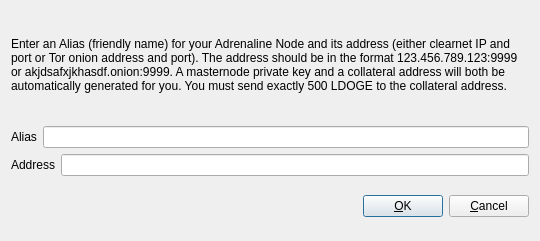
Above: src/qt/forms/addeditadrenalinenode.ui from ctgiant/litedoge---DO-NOT-USE before the change. Below: the same form after it.
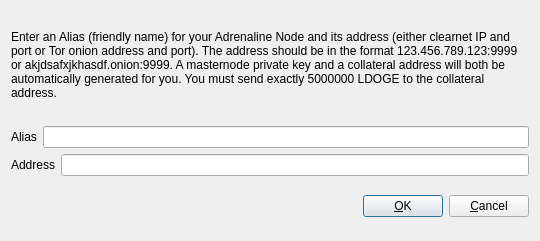
That is the form after the change.

Commit message: 5 million not 500

```diff
--- a/src/qt/forms/addeditadrenalinenode.ui
+++ b/src/qt/forms/addeditadrenalinenode.ui
@@ -34,7 +34,7 @@
         </sizepolicy>
        </property>
        <property name="text">
-        <string>&lt;html&gt;&lt;head/&gt;&lt;body&gt;&lt;p&gt;Enter an Alias (friendly name) for your Adrenaline Node and its address (either clearnet IP and port or Tor onion address and port).  The address should be in the format 123.456.789.123:9999 or akjdsafxjkhasdf.onion:9999.  A masternode private key and a collateral address will both be automatically generated for you.  You must send exactly 500 LDOGE to the collateral address.&lt;/p&gt;&lt;/body&gt;&lt;/html&gt;</string>
+        <string>&lt;html&gt;&lt;head/&gt;&lt;body&gt;&lt;p&gt;Enter an Alias (friendly name) for your Adrenaline Node and its address (either clearnet IP and port or Tor onion address and port).  The address should be in the format 123.456.789.123:9999 or akjdsafxjkhasdf.onion:9999.  A masternode private key and a collateral address will both be automatically generated for you.  You must send exactly 5000000 LDOGE to the collateral address.&lt;/p&gt;&lt;/body&gt;&lt;/html&gt;</string>
        </property>
        <property name="wordWrap">
         <bool>true</bool>
```
